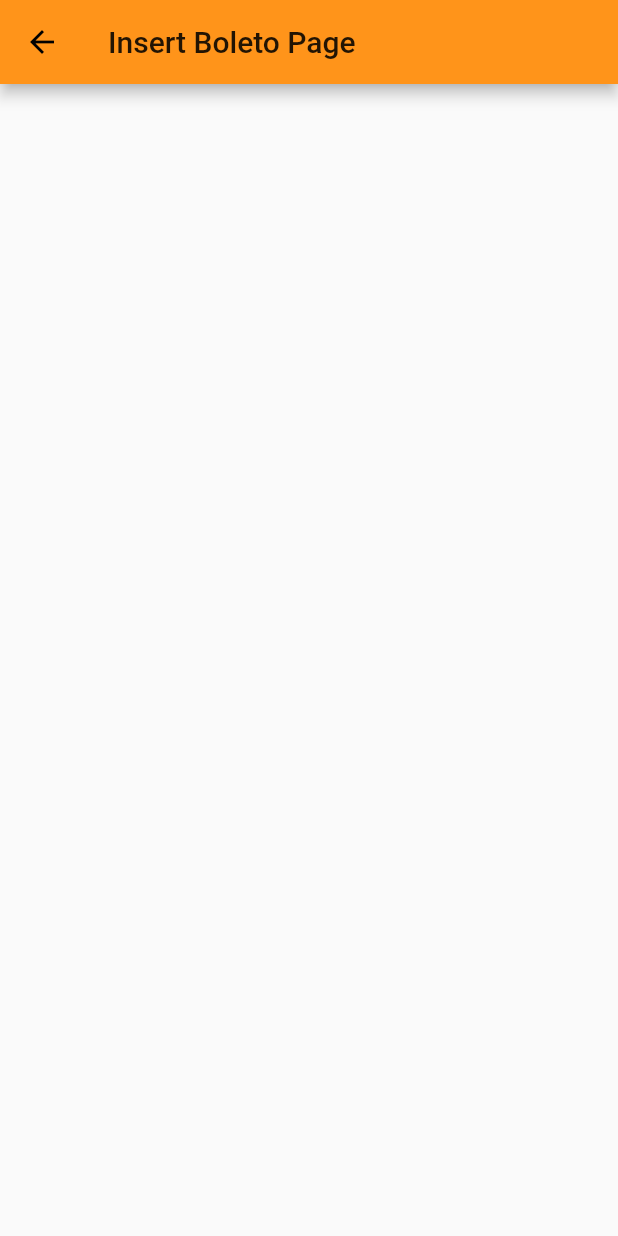
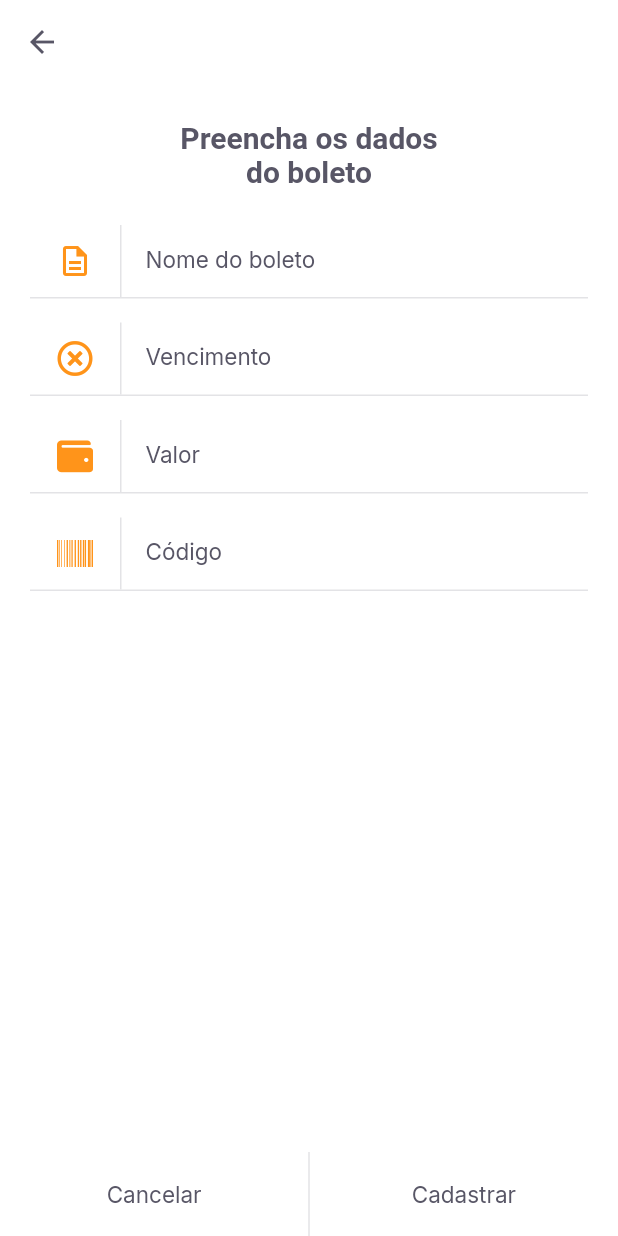
Before and after one commit to priolilucas1/PayFlow, a Flutter app: the InsertBoletoPage screen opened by its route, on a phone screen of 412 x 824 dp. Run offline on Flutter 3.47's test engine with Material 2 defaults, Android fonts, the phone set to English and light mode, and no system bars; our stand-ins replace camera, firebase_core, font_awesome_flutter, google_fonts, google_sign_in, image_picker and 1 more; missing offline and left inert: google_ml_kit; accounts and stored records are empty.

Commit message:
Insert Boleto Page Created

```diff
--- a/lib/modules/insert_boleto/insert_boleto_page.dart
+++ b/lib/modules/insert_boleto/insert_boleto_page.dart
@@ -1,4 +1,9 @@
 import 'package:flutter/material.dart';
+import 'package:payflow/shared/themes/app_colors.dart';
+import 'package:payflow/shared/themes/app_text_styles.dart';
+import 'package:payflow/shared/widgets/input_text/custom_input_text.dart';
+import 'package:font_awesome_flutter/font_awesome_flutter.dart';
+import 'package:payflow/shared/widgets/set_label_buttons.dart/set_label_buttons.dart';
 
 class InsertBoletoPage extends StatelessWidget {
   const InsertBoletoPage({Key? key}) : super(key: key);
@@ -6,8 +11,58 @@ class InsertBoletoPage extends StatelessWidget {
   @override
   Widget build(BuildContext context) {
     return Scaffold(
+      backgroundColor: AppColors.background,
       appBar: AppBar(
-        title: Text('Insert Boleto Page'),
+        elevation: 0,
+        backgroundColor: AppColors.background,
+        leading: BackButton(
+          color: AppColors.grey,
+        ),
+      ),
+      body: Padding(
+        padding: const EdgeInsets.symmetric(horizontal: 20),
+        child: Column(
+          crossAxisAlignment: CrossAxisAlignment.center,
+          children: [
+            Padding(
+              padding: const EdgeInsets.symmetric(horizontal: 93, vertical: 24),
+              child: Text(
+                'Preencha os dados do boleto',
+                style: TextStyles.titleBoldHeading,
+                textAlign: TextAlign.center,
+              ),
+            ),
+            CustomInputText(
+              label: 'Nome do boleto',
+              icon: Icons.description_outlined,
+              onChanged: (value) {},
+            ),
+            CustomInputText(
+              label: 'Vencimento',
+              icon: FontAwesomeIcons.timesCircle,
+              onChanged: (value) {},
+            ),
+            CustomInputText(
+              label: 'Valor',
+              icon: FontAwesomeIcons.wallet,
+              onChanged: (value) {},
+            ),
+            CustomInputText(
+              label: 'Código',
+              icon: FontAwesomeIcons.barcode,
+              onChanged: (value) {},
+            ),
+          ],
+        ),
+      ),
+      bottomNavigationBar: SetLabelButtons(
+        primaryLabel: 'Cancelar',
+        primaryOnPressed: () {
+          Navigator.pop(context);
+        },
+        secondaryLabel: 'Cadastrar',
+        secondaryOnPressed: () {},
+        enableSecondaryColor: true,
       ),
     );
   }
```
